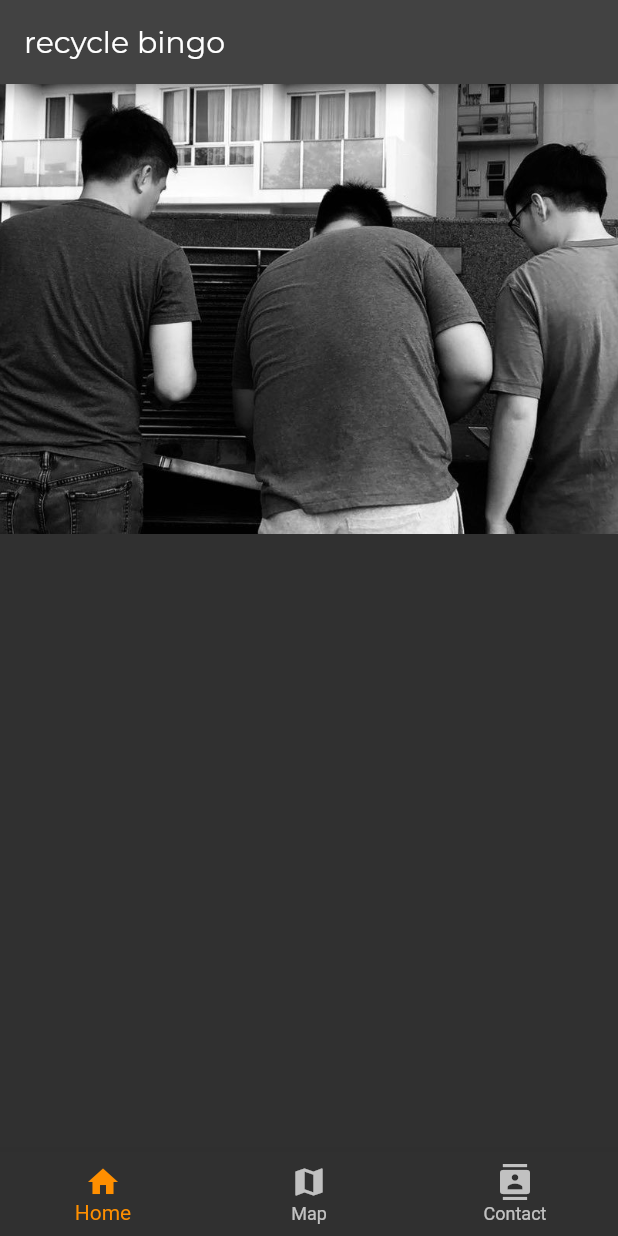
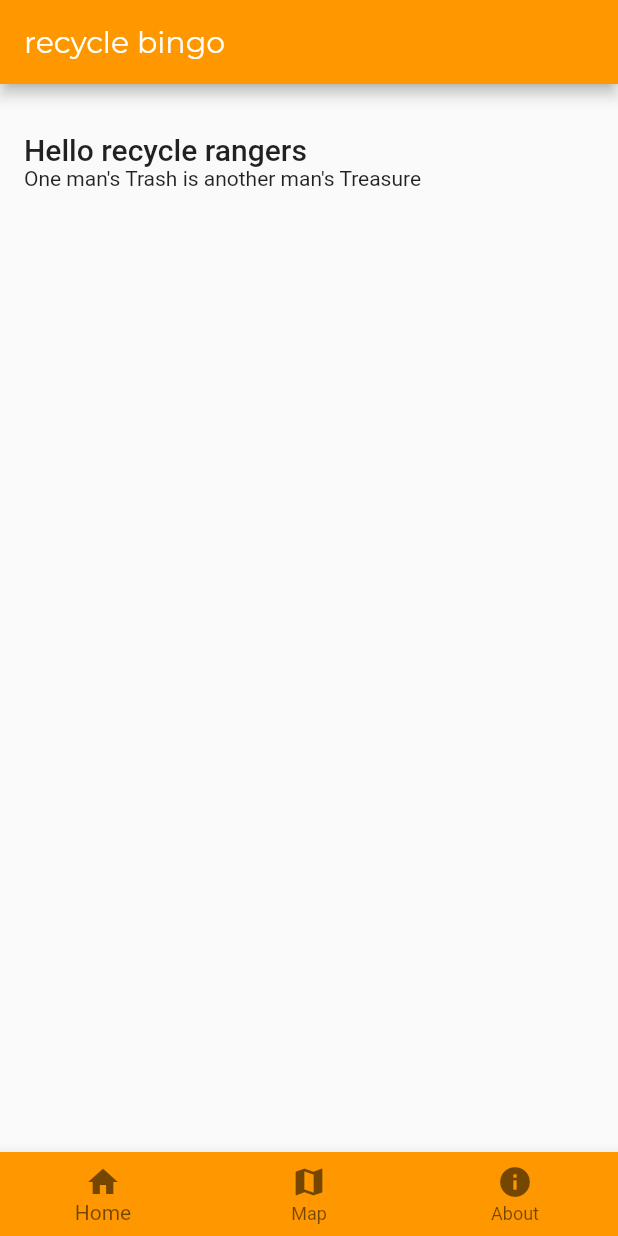
Before and after one commit to shamwairock/recycle_bingo, a Flutter app: the screen it shows after launch, on a phone screen of 412 x 824 dp. Run offline on Flutter 3.47's test engine with Material 2 defaults, Android fonts, the light colour scheme and no system bars; our stand-ins replace google_maps_flutter, permission_handler; project files that could hold a hidden picture were left out.

Commit message:
added map but not working

```diff
--- a/lib/main.dart
+++ b/lib/main.dart
@@ -1,6 +1,9 @@
 import 'package:flutter/material.dart';
-import 'package:recyclebingo/screens/home/home_view.dart';
+import 'package:recyclebingo/screens/common/navigation_view.dart';
+import 'package:recyclebingo/util/trace_logger.dart';
 import 'styles/font_style.dart';
+import 'package:permission_handler/permission_handler.dart';
+import 'dart:io';
 
 void main() => runApp(MyApp());
 
@@ -8,18 +11,34 @@ class MyApp extends StatelessWidget {
   // This widget is the root of your application.
   @override
   Widget build(BuildContext context) {
+
+    _requestPermission();
+
     return MaterialApp(
       title: 'Flutter Demo',
       theme: ThemeData(
-        brightness: Brightness.dark,
-        primaryColor: Colors.grey[800],
+        brightness: Brightness.light,
+        primaryColor: Colors.orange,
         accentColor: Colors.orange,
         appBarTheme: AppBarTheme(
             textTheme: TextTheme(title:  AppBarTextStyle)
         ),
       ),
-      home: HomeView(title: 'recycle bingo'),
-      //home: AboutView(),
+      home: NavigationView(),
     );
   }
+
+  Future<void> _requestPermission() async {
+
+    var status = await Permission.location.status;
+    Logger.write("Location " + status.toString());
+
+    if (status != PermissionStatus.granted) {
+      Logger.write("requesting location");
+      Map<Permission, PermissionStatus> statuses = await [
+        Permission.location,
+      ].request();
+      Logger.write("requesting location completed");
+    }
+  }
 }
--- a/lib/screens/about/about_view.dart
+++ b/lib/screens/about/about_view.dart
@@ -6,7 +6,7 @@ class AboutView extends StatelessWidget{
   Widget build(BuildContext context){
     return Scaffold(
         appBar: AppBar(
-          title: Text('About'),
+          title: Text('about'),
         ),
         body:Column(
           mainAxisAlignment: MainAxisAlignment.start,
--- a/lib/screens/home/home_view_state.dart
+++ b/lib/screens/common/navigation_view.dart
@@ -1,17 +1,29 @@
 import 'package:flutter/material.dart';
-import 'package:recyclebingo/screens/common/image_banner_view.dart';
+import 'package:recyclebingo/screens/about/about_view.dart';
+import 'package:recyclebingo/screens/home/home_view.dart';
+import 'package:recyclebingo/screens/map/map_view.dart';
 import 'package:recyclebingo/util/trace_logger.dart';
-import 'home_view.dart';
+
+class NavigationView extends StatefulWidget {
+  @override
+  _NavigationViewState createState() => _NavigationViewState();
+}
 
 
-class HomeViewState extends State<HomeView> {
+class _NavigationViewState extends State<NavigationView> {
 
-  int currentTabIndex = 0;
+  int _currentTabIndex = 0;
+
+  final List<Widget> _widgets = [
+    HomeView(),
+    MapView(),
+    AboutView(),
+  ];
 
   void _onItemTapped(int index) {
     setState(() {
-      currentTabIndex = index;
-      Logger.Write('Current Index ' + currentTabIndex.toString());
+      _currentTabIndex = index;
+      Logger.write('Current Index ' + _currentTabIndex.toString());
     });
   }
 
@@ -24,21 +36,10 @@ class HomeViewState extends State<HomeView> {
     // fast, so that you can just rebuild anything that needs updating rather
     // than having to individually change instances of widgets.
     return Scaffold(
-      appBar: AppBar(
-        // Here we take the value from the MyHomePage object that was created by
-        // the App.build method, and use it to set our appbar title.
-        title: Text(widget.title),
-      ),
       body: Center(
         // Center is a layout widget. It takes a single child and positions it
         // in the middle of the parent.
-        child: Column(
-          mainAxisAlignment: MainAxisAlignment.start,
-          crossAxisAlignment: CrossAxisAlignment.stretch,
-          children: <Widget>[
-            ImageBannerView("assets/images/boss.jpg"),
-          ],
-        ),
+        child: _widgets[_currentTabIndex],
       ),
       bottomNavigationBar: BottomNavigationBar(
         items: const <BottomNavigationBarItem>[
@@ -51,14 +52,15 @@ class HomeViewState extends State<HomeView> {
             title: Text('Map'),
           ),
           BottomNavigationBarItem(
-            icon: Icon(Icons.contacts),
-            title: Text('Contact'),
+            icon: Icon(Icons.info),
+            title: Text('About'),
           ),
         ],
         type: BottomNavigationBarType.fixed,
-        currentIndex: currentTabIndex,
-        selectedItemColor: Colors.amber[800],
+        currentIndex: _currentTabIndex,
         onTap: _onItemTapped,
+        backgroundColor: Colors.orange,
+        selectedItemColor: Colors.black54,
       ),// This trailing comma makes auto-formatting nicer for build methods.
     );
   }
--- a/lib/screens/home/home_view.dart
+++ b/lib/screens/home/home_view.dart
@@ -1,20 +1,33 @@
 import 'package:flutter/material.dart';
-import 'home_view_state.dart';
+import 'package:recyclebingo/util/trace_logger.dart';
+import 'package:permission_handler/permission_handler.dart';
 
-class HomeView extends StatefulWidget {
-  HomeView({Key key, this.title}) : super(key: key);
+class HomeView extends StatelessWidget{
 
-  // This widget is the home page of your application. It is stateful, meaning
-  // that it has a State object (defined below) that contains fields that affect
-  // how it looks.
-
-  // This class is the configuration for the state. It holds the values (in this
-  // case the title) provided by the parent (in this case the App widget) and
-  // used by the build method of the State. Fields in a Widget subclass are
-  // always marked "final".
-
-  final String title;
+  static const double _hPadding = 16.0;
 
   @override
-  HomeViewState createState() => HomeViewState();
+  Widget build(BuildContext context){
+    return Scaffold(
+        appBar: AppBar(
+          title: Text('recycle bingo'),
+        ),
+        body:Column(
+          mainAxisAlignment: MainAxisAlignment.start,
+          crossAxisAlignment: CrossAxisAlignment.stretch,
+          children: <Widget>[
+            Container(
+                padding: const EdgeInsets.fromLTRB(_hPadding, 32.0, _hPadding, 0),
+                child:Text('Hello recycle rangers', style: Theme.of(context).textTheme.title)
+            ),
+            Container(
+                padding: const EdgeInsets.fromLTRB(_hPadding, 0, _hPadding, 0),
+                child:Text('One man\'s Trash is another man\'s Treasure', style: Theme.of(context).textTheme.body1)
+            ),
+          ],
+        ),
+    );
+  }
+
+
 }
--- a/lib/util/trace_logger.dart
+++ b/lib/util/trace_logger.dart
@@ -1,8 +1,8 @@
 import 'dart:developer' as developer;
 
 class Logger {
-  static void Write(String message){
+  static void write(String message){
     var now = new DateTime.now();
-    developer.log(message, name: 'my.app.category');
+    developer.log(message, name: now.toString());
   }
 }
--- a/pubspec.yaml
+++ b/pubspec.yaml
@@ -23,6 +23,8 @@ dependencies:
   # The following adds the Cupertino Icons font to your application.
   # Use with the CupertinoIcons class for iOS style icons.
   cupertino_icons: ^0.1.2
+  google_maps_flutter: ^0.5.25+2
+  permission_handler: ^5.0.0+hotfix.2
 
 dev_dependencies:
   flutter_test:
```
Also changed, not shown: lib/screens/map/map_view.dart (added, +69 -0 lines), pubspec.lock, 2 other files.
